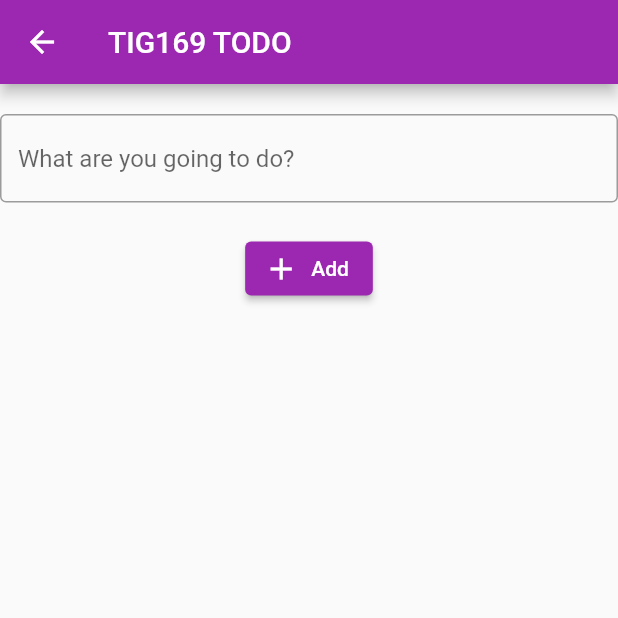
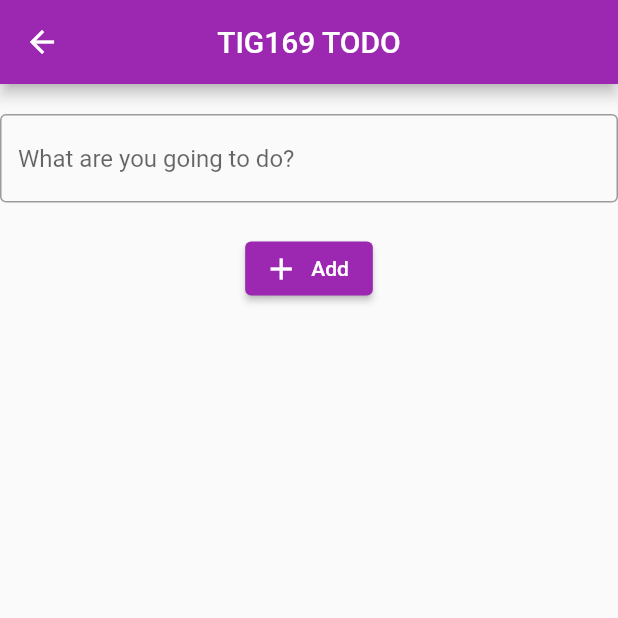
Before and after one commit to gu-tig169-ht21/gusberlow, a Flutter app: the SecondView screen opened directly, on a phone screen of 412 x 824 dp, the top half of it. Run offline on Flutter 3.47's test engine with Material 2 defaults, Android fonts, the light colour scheme and no system bars.

Commit message:
centered title in secondview

```diff
--- a/lib/second_view.dart
+++ b/lib/second_view.dart
@@ -31,7 +31,7 @@ class SecondViewState extends State<SecondView> {
   @override
   Widget build(BuildContext context) {
     return Scaffold(
-      appBar: AppBar(title: const Text('TIG169 TODO')),
+      appBar: AppBar(title: const Text('TIG169 TODO'), centerTitle: true),
       body: Center(
         child: Column(
           mainAxisAlignment: MainAxisAlignment.start,
```
